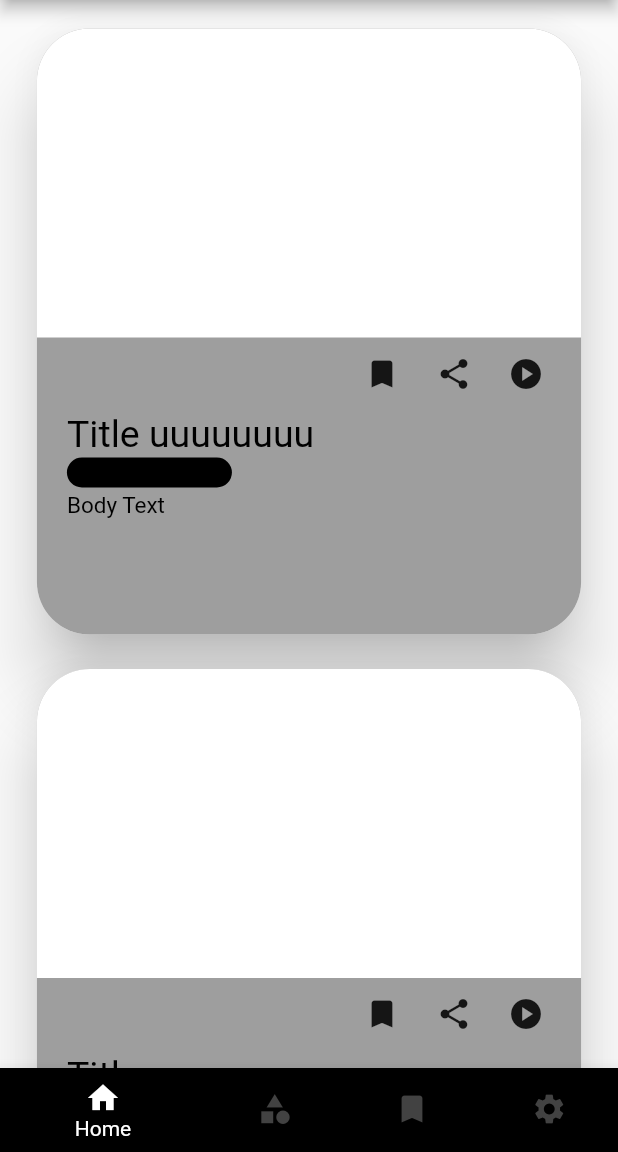
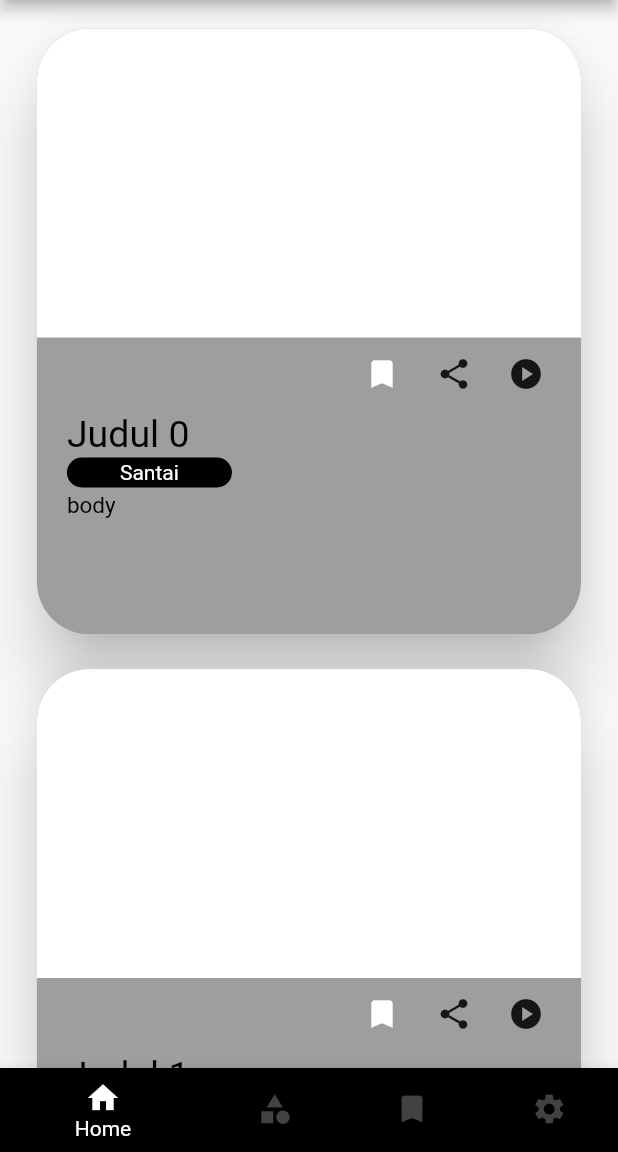
Before and after one commit to zahinaqthar/millionfact, a Flutter app: the homePage screen opened directly, on a phone screen of 412 x 824 dp, the part 84-1236 px from its top. Run offline on Flutter 3.47's test engine with Material 2 defaults, Android fonts, the phone set to English and light mode, and no system bars; our stand-ins replace shared_preferences; accounts and stored records are empty.

Commit message:
Fitur Bookmark selesai

```diff
--- a/lib/carddesign2.dart
+++ b/lib/carddesign2.dart
@@ -2,7 +2,18 @@ import 'package:flutter/material.dart';
 import 'dart:math';
 
 class newCardDesign2 extends StatelessWidget {
-  const newCardDesign2({Key? key}) : super(key: key);
+  final String title, body, category;
+  final bool ispressed;
+  Function() iconTapped;
+  final String? img;
+
+  newCardDesign2(
+      {required this.title,
+      required this.body,
+      required this.category,
+      this.img,
+      required this.ispressed,
+      required this.iconTapped});
 
   @override
   Widget build(BuildContext context) {
@@ -41,7 +52,13 @@ class newCardDesign2 extends StatelessWidget {
                           20),
                       child: Row(children: <Widget>[
                         IconButton(
-                            onPressed: () {}, icon: Icon(Icons.bookmark)),
+                            onPressed: iconTapped,
+                            icon: Icon(
+                              Icons.bookmark,
+                              color: (ispressed == true)
+                                  ? Colors.black
+                                  : Colors.white,
+                            )),
                         IconButton(onPressed: () {}, icon: Icon(Icons.share)),
                         IconButton(
                             onPressed: () {}, icon: Icon(Icons.play_circle)),
@@ -54,7 +71,7 @@ class newCardDesign2 extends StatelessWidget {
                           0,
                           20),
                       child: Text(
-                        "Title uuuuuuuu",
+                        title,
                         textAlign: TextAlign.left,
                         style: TextStyle(color: Colors.black, fontSize: 25),
                       ),
@@ -70,6 +87,12 @@ class newCardDesign2 extends StatelessWidget {
                       decoration: BoxDecoration(
                           color: Colors.black,
                           borderRadius: BorderRadius.circular(30)),
+                      child: Center(
+                        child: Text(
+                          category,
+                          style: TextStyle(color: Colors.white),
+                        ),
+                      ),
                     ),
                     Container(
                       margin: EdgeInsets.fromLTRB(
@@ -78,7 +101,7 @@ class newCardDesign2 extends StatelessWidget {
                           0,
                           20),
                       child: Text(
-                        "Body Text",
+                        body,
                         textAlign: TextAlign.left,
                         style: TextStyle(color: Colors.black, fontSize: 15),
                       ),
--- a/lib/carditemlist.dart
+++ b/lib/carditemlist.dart
@@ -1,19 +1,75 @@
 import 'package:flutter/cupertino.dart';
 import 'package:flutter/src/foundation/key.dart';
+import 'package:provider/provider.dart';
 import 'package:flutter/src/widgets/framework.dart';
 import 'package:testtextflutter/carddesign2.dart';
+import 'package:testtextflutter/provider/cardprovider.dart';
 
 class cardlist extends StatelessWidget {
-  const cardlist({Key? key}) : super(key: key);
-
   @override
   Widget build(BuildContext context) {
-    return ListView(
-      children: <Widget>[
-        newCardDesign2(),
-        newCardDesign2(),
-        newCardDesign2(),
-      ],
-    );
+    bool onicon = false;
+    var cardlist = context.watch<CardProvider>().cards;
+    var mylist = context.watch<CardProvider>().mylist;
+    return ListView.builder(
+        itemCount: cardlist.length,
+        itemBuilder: (_, index) {
+          final currentCard = cardlist[index];
+          return newCardDesign2(
+            title: currentCard.title,
+            body: currentCard.body,
+            category: currentCard.category,
+            ispressed: mylist.contains(currentCard) ? true : false,
+            iconTapped: (mylist.contains(currentCard))
+                ? () {
+                    context.read<CardProvider>().removeFromList(currentCard);
+                  }
+                : () {
+                    context.read<CardProvider>().addToList(currentCard);
+                  },
+          );
+        });
+    // ListView(
+    //   children: <Widget>[
+    //     newCardDesign2(
+    //       title: "Judul Pertama",
+    //       body: "Ini body",
+    //       category: "Category",
+    //       img: "gbr img",
+    //     )
+    //   ],
+    // );
   }
 }
+
+class mylist extends StatelessWidget {
+  @override
+  Widget build(BuildContext context) {
+    bool _pressedlist = true;
+    var _mylist = context.watch<CardProvider>().mylist;
+    return ListView.builder(
+        itemCount: _mylist.length,
+        itemBuilder: (_, index) {
+          final currentCard = _mylist[index];
+          return newCardDesign2(
+              title: currentCard.title,
+              body: currentCard.body,
+              category: currentCard.category,
+              ispressed: _pressedlist,
+              iconTapped: () {
+                context.read<CardProvider>().removeFromList(currentCard);
+                _pressedlist = !_pressedlist;
+              });
+        });
+    // ListView(
+    //   children: <Widget>[
+    //     newCardDesign2(
+    //       title: "Judul Pertama",
+    //       body: "Ini body",
+    //       category: "Category",
+    //       img: "gbr img",
+    //     )
+    //   ],
+    // );
+  }
+}
--- a/lib/homePage.dart
+++ b/lib/homePage.dart
@@ -4,6 +4,7 @@ import 'package:flutter/material.dart';
 import 'package:testtextflutter/carddesign2.dart';
 import 'package:testtextflutter/carditemlist.dart';
 import 'package:testtextflutter/login.dart';
+import 'package:testtextflutter/provider/cardprovider.dart';
 import 'package:testtextflutter/register.dart';
 import 'package:testtextflutter/services/auth.dart';
 import 'package:testtextflutter/services/global.dart';
@@ -27,10 +28,7 @@ class _homePageState extends State<homePage> {
       'Index 1',
       style: optionStyle,
     ),
-    Text(
-      'Index 2',
-      style: optionStyle,
-    ),
+    mylist(),
     settingList(),
   ];
 
--- a/lib/main.dart
+++ b/lib/main.dart
@@ -1,10 +1,13 @@
 import 'package:flutter/material.dart';
 import 'package:testtextflutter/homePage.dart';
 import 'package:testtextflutter/login.dart';
+import 'package:testtextflutter/provider/cardprovider.dart';
 import 'package:testtextflutter/register.dart';
+import 'package:provider/provider.dart';
 
 void main() {
-  runApp(const MyApp());
+  runApp(ChangeNotifierProvider<CardProvider>(
+      create: (_) => CardProvider(), child: const MyApp()));
 }
 
 class MyApp extends StatefulWidget {
--- /dev/null
+++ b/lib/provider/cardprovider.dart
@@ -0,0 +1,30 @@
+import 'package:flutter/cupertino.dart';
+import 'package:testtextflutter/carddesign2.dart';
+
+List<newCardDesign2> cardinitList = List.generate(
+    15,
+    (index) => newCardDesign2(
+          title: "Judul ${index}",
+          body: "body",
+          category: "Santai",
+          ispressed: true,
+          iconTapped: () {},
+        ));
+
+class CardProvider with ChangeNotifier {
+  final List<newCardDesign2> _cards = cardinitList;
+  List<newCardDesign2> get cards => _cards;
+
+  final List<newCardDesign2> _mylist = [];
+  List<newCardDesign2> get mylist => _mylist;
+
+  void addToList(newCardDesign2 card) {
+    _mylist.add(card);
+    notifyListeners();
+  }
+
+  void removeFromList(newCardDesign2 card) {
+    _mylist.remove(card);
+    notifyListeners();
+  }
+}
--- a/pubspec.yaml
+++ b/pubspec.yaml
@@ -37,6 +37,7 @@ dependencies:
   flutter_bloc: ^8.1.1
   equatable: ^2.0.5
   shared_preferences: ^2.0.15
+  provider: ^6.0.4
 
 dev_dependencies:
   flutter_test:
```
Also changed, not shown: pubspec.lock.
